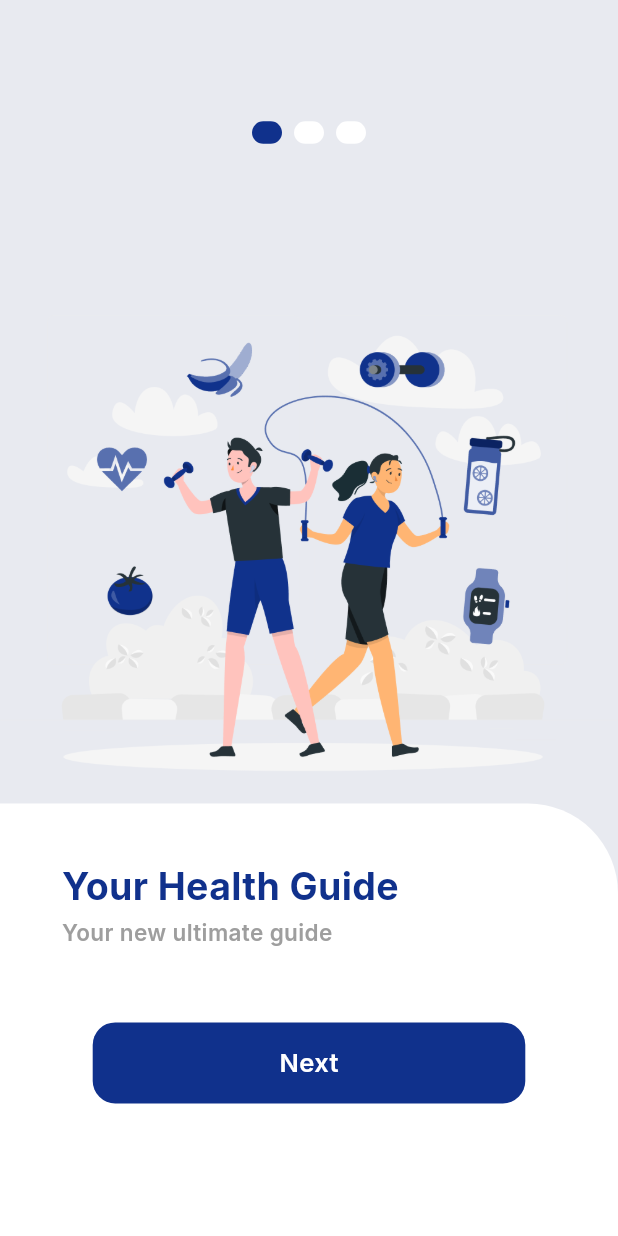
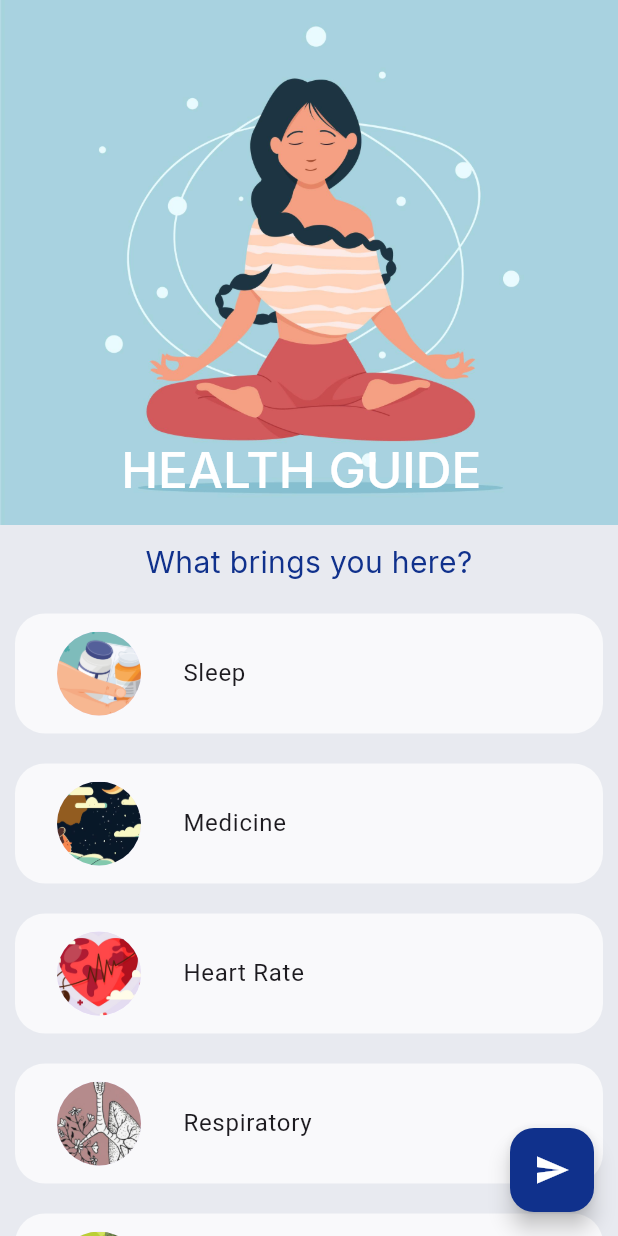
Before and after one commit to AaryaZ/Health-guide, a Flutter app: the screen it shows after launch, on a phone screen of 412 x 824 dp. Run offline on Flutter 3.47's test engine with Material 3 defaults, Android fonts, the phone set to English and light mode, and no system bars; drawn by our look-alikes of avatar_glow, smooth_page_indicator; our stand-ins replace animated_text_kit, country_picker, flutter_secure_storage, font_awesome_flutter, geocoding, geolocator and 4 more.

Commit message:
user tracker selection

```diff
--- a/lib/api_services/verify_otp.dart
+++ b/lib/api_services/verify_otp.dart
@@ -1,5 +1,6 @@
 import 'package:flutter/material.dart';
 import 'package:flutter_secure_storage/flutter_secure_storage.dart';
+import 'package:healthguide/screens/set_tracker.dart';
 import 'package:healthguide/utils/navbar.dart';
 import 'package:healthguide/utils/snack_bar.dart';
 import 'package:http/http.dart' as http;
@@ -34,7 +35,7 @@
 
       Navigator.pushAndRemoveUntil(
         context,
-        MaterialPageRoute(builder: (context) => BottomNav()),
+        MaterialPageRoute(builder: (context) => SetTracker()),
         (route) => false,
       );
     } else {
--- a/lib/main.dart
+++ b/lib/main.dart
@@ -1,4 +1,6 @@
 import 'package:flutter/material.dart';
+import 'package:healthguide/screens/onboarding.dart';
+import 'package:healthguide/screens/set_tracker.dart';
 import 'package:healthguide/screens/splash.dart';
 
 void main() {
@@ -12,7 +14,8 @@
   Widget build(BuildContext context) {
     return MaterialApp(
       debugShowCheckedModeBanner: false,
-      home: SplashScreen(),
+      home: SetTracker(),
+      // home: Onboarding(),
     );
   }
 }
--- /dev/null
+++ b/lib/screens/set_tracker.dart
@@ -0,0 +1,149 @@
+import 'package:flutter/material.dart';
+import 'package:google_fonts/google_fonts.dart';
+import 'package:healthguide/api_services/set_usertrackers.dart';
+import 'package:healthguide/utils/navbar.dart';
+
+class SetTracker extends StatefulWidget {
+  const SetTracker({Key? key}) : super(key: key);
+
+  @override
+  State<SetTracker> createState() => _SetTrackerState();
+}
+
+class _SetTrackerState extends State<SetTracker> {
+  List<Tracker> myTrackers = [
+    Tracker(title: 'Sleep', imagePath: 'lib/images/medicine.jpg'),
+    Tracker(title: 'Medicine', imagePath: 'lib/images/sleep.png'),
+    Tracker(title: 'Heart Rate', imagePath: 'lib/images/heartrate.png'),
+    Tracker(title: 'Respiratory', imagePath: 'lib/images/respiratory.png'),
+    Tracker(title: 'Calories', imagePath: 'lib/images/food.png'),
+    Tracker(title: 'Water', imagePath: 'lib/images/water.png'),
+    Tracker(title: 'Step Counter', imagePath: 'lib/images/steps.png'),
+    Tracker(title: 'Work Out', imagePath: 'lib/images/workout.png'),
+    Tracker(title: 'Weight', imagePath: 'lib/images/weight.png'),
+  ];
+
+  List<String> selectedTrackerTitles = [];
+
+  @override
+  Widget build(BuildContext context) {
+    return Scaffold(
+      backgroundColor: const Color.fromARGB(253, 232, 234, 240),
+      body: CustomScrollView(
+        slivers: [
+          SliverAppBar(
+            backgroundColor: const Color.fromARGB(255, 16, 49, 140),
+            floating: true,
+            pinned: true,
+            expandedHeight: 350,
+            flexibleSpace: FlexibleSpaceBar(
+              background: Image.asset(
+                'lib/images/Wellbeing.jpg',
+                fit: BoxFit.fitWidth,
+              ),
+              title: Text(
+                ' HEALTH GUIDE',
+                style: GoogleFonts.inter(
+                  color: Colors.white,
+                  fontWeight: FontWeight.w500,
+                ),
+              ),
+            ),
+          ),
+          SliverToBoxAdapter(
+            child: Padding(
+              padding:
+                  const EdgeInsets.symmetric(horizontal: 8.0, vertical: 10.0),
+              child: Container(
+                child: Text(
+                  textAlign: TextAlign.center,
+                  'What brings you here?',
+                  style: GoogleFonts.inter(
+                    color: const Color.fromARGB(255, 16, 49, 140),
+                    fontSize: 20,
+                    fontWeight: FontWeight.w400,
+                    fontStyle: FontStyle.normal,
+                  ),
+                ),
+              ),
+            ),
+          ),
+          SliverList(
+            delegate: SliverChildBuilderDelegate(
+              (context, index) {
+                final tracker = myTrackers[index];
+                return GestureDetector(
+                  onTap: () {
+                    setState(() {
+                      tracker.isSelected = !tracker.isSelected;
+                      if (tracker.isSelected) {
+                        selectedTrackerTitles.add(tracker.title);
+                      } else {
+                        selectedTrackerTitles.remove(tracker.title);
+                      }
+                    });
+                  },
+                  child: customListTile(
+                    tracker.imagePath,
+                    tracker.title,
+                    tracker.isSelected,
+                  ),
+                );
+              },
+              childCount: myTrackers.length,
+            ),
+          ),
+        ],
+      ),
+      floatingActionButton: FloatingActionButton(
+        backgroundColor: const Color.fromARGB(255, 16, 49, 140),
+        foregroundColor: Colors.white,
+        onPressed: () {
+          sendSelectedTrackers(context, selectedTrackerTitles);
+          Navigator.pushAndRemoveUntil(
+            context,
+            MaterialPageRoute(builder: (context) => BottomNav()),
+            (route) => false,
+          );
+        },
+        child: Icon(Icons.send),
+      ),
+    );
+  }
+}
+
+class Tracker {
+  final String title;
+  final String imagePath;
+  bool isSelected;
+
+  Tracker({
+    required this.title,
+    required this.imagePath,
+    this.isSelected = false,
+  });
+}
+
+Widget customListTile(
+  String imagePath,
+  String title,
+  bool isSelected,
+) {
+  return Padding(
+    padding: const EdgeInsets.all(10),
+    child: ListTile(
+      tileColor: isSelected ? Colors.white38 : Colors.white70,
+      minTileHeight: 80,
+      leading: CircleAvatar(
+        radius: 40,
+        backgroundImage: AssetImage(imagePath),
+      ),
+      title: Text(title),
+      trailing:
+          isSelected ? Icon(Icons.check_circle, color: Colors.green) : null,
+      shape: RoundedRectangleBorder(
+        borderRadius: BorderRadius.circular(20),
+      ),
+    ),
+  );
+}
```
Also changed, not shown: lib/api_services/checkphone.dart (added, +71 -0 lines), lib/api_services/set_usertrackers.dart (added, +73 -0 lines), lib/screens/login.dart (+2 -70 lines), lib/screens/otp_screen.dart (+15 -1 lines), lib/images/Wellbeing.jpg (added), lib/images/bg4.gif (deleted), lib/images/food.png (added), lib/images/heartrate.png (added), lib/images/medicine.jpg (added), lib/images/respiratory.png (added), lib/images/sleep.png (added), lib/images/steps.png (added), lib/images/water.png (added), lib/images/weight.png (added), 1 more files.
